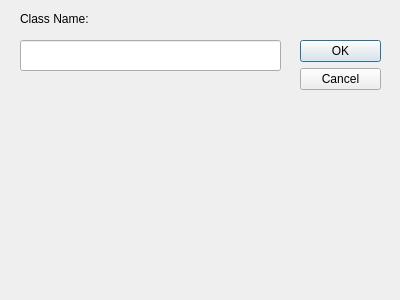
First picture: the form in KAVI/forms/DefinitionClassDialog.ui, repository xuanjianwu/KAVI, before the edit.
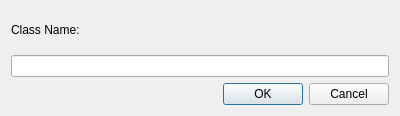
Second picture: the form after the edit.

Commit message: complete knowledge base view and edit

Diff of the .ui file:
```diff
--- a/KAVI/forms/DefinitionClassDialog.ui
+++ b/KAVI/forms/DefinitionClassDialog.ui
@@ -7,51 +7,31 @@
     <x>0</x>
     <y>0</y>
     <width>400</width>
-    <height>300</height>
+    <height>116</height>
    </rect>
   </property>
   <property name="windowTitle">
    <string>Dialog</string>
   </property>
-  <widget class="QDialogButtonBox" name="buttonBox">
-   <property name="geometry">
-    <rect>
-     <x>300</x>
-     <y>40</y>
-     <width>81</width>
-     <height>241</height>
-    </rect>
-   </property>
-   <property name="orientation">
-    <enum>Qt::Vertical</enum>
-   </property>
-   <property name="standardButtons">
-    <set>QDialogButtonBox::Cancel|QDialogButtonBox::Ok</set>
-   </property>
-  </widget>
-  <widget class="QLabel" name="label">
-   <property name="geometry">
-    <rect>
-     <x>20</x>
-     <y>10</y>
-     <width>81</width>
-     <height>17</height>
-    </rect>
-   </property>
-   <property name="text">
-    <string>Class Name:</string>
-   </property>
-  </widget>
-  <widget class="QLineEdit" name="classNameEdit">
-   <property name="geometry">
-    <rect>
-     <x>20</x>
-     <y>40</y>
-     <width>261</width>
-     <height>31</height>
-    </rect>
-   </property>
-  </widget>
+  <layout class="QVBoxLayout" name="verticalLayout">
+   <item>
+    <widget class="QLabel" name="label">
+     <property name="text">
+      <string>Class Name:</string>
+     </property>
+    </widget>
+   </item>
+   <item>
+    <widget class="QLineEdit" name="classNameEdit"/>
+   </item>
+   <item>
+    <widget class="QDialogButtonBox" name="buttonBox">
+     <property name="standardButtons">
+      <set>QDialogButtonBox::Cancel|QDialogButtonBox::Ok</set>
+     </property>
+    </widget>
+   </item>
+  </layout>
  </widget>
  <resources/>
  <connections>
```
Left out of the diff: 18 changed lines with no effect on the pictures. The commit also changes 26 other files.
